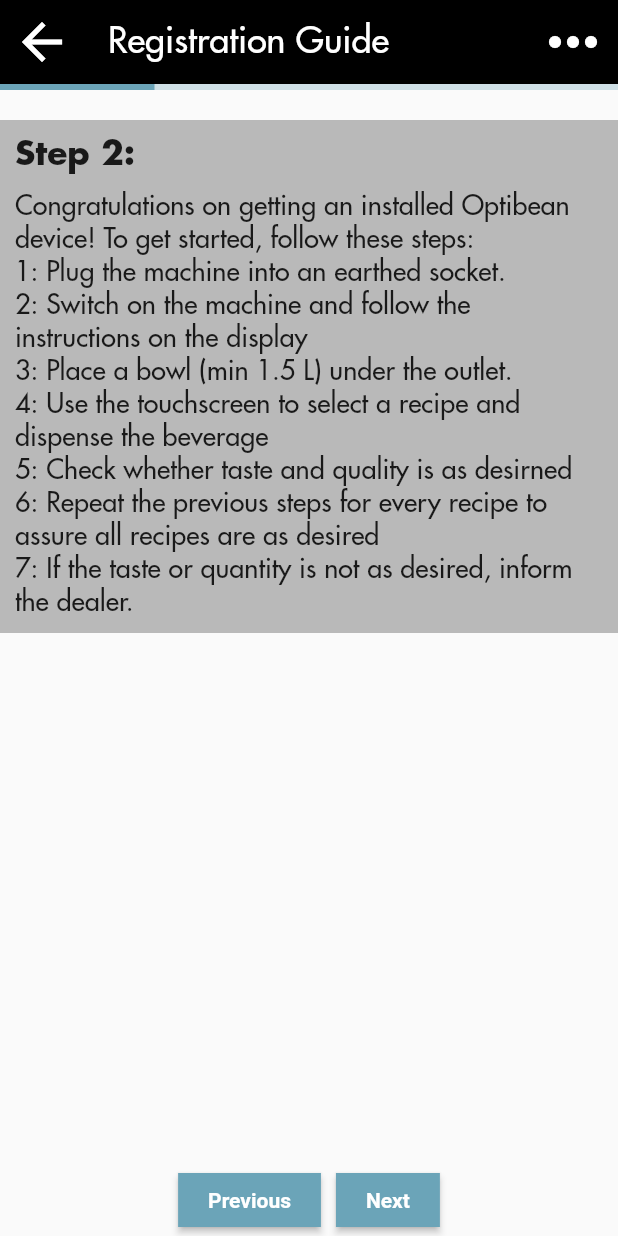
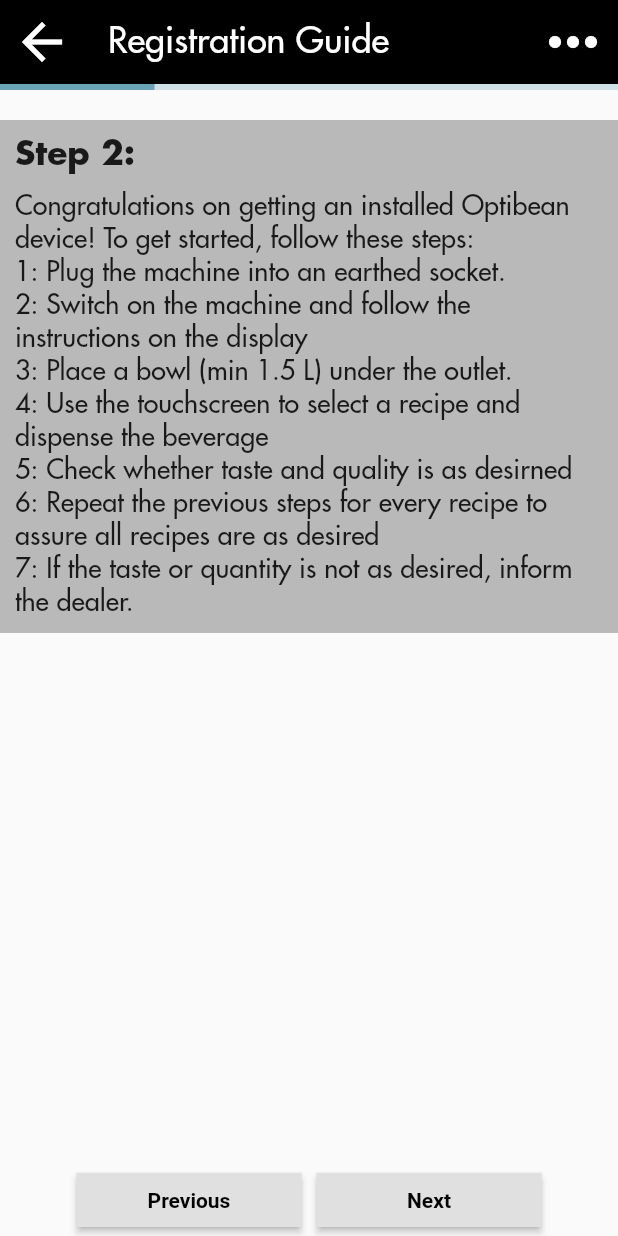
Before and after one commit to Animo-Dashboard/Animo-Coffee, a Flutter app: the DeviceRegistrationPage screen opened directly with empty values, after a tap on "Next", on a phone screen of 412 x 824 dp. Run offline on Flutter 3.47's test engine with Material 2 defaults, Android fonts, the phone set to English and light mode, and no system bars; our stand-ins replace cloud_firestore, email_validator, firebase_auth, firebase_core, firebase_database, fl_chart and 2 more; missing offline and left inert: mailer; accounts and stored records are empty.

Commit message:
Minor styling and flow adjustments

```diff
--- a/animo/lib/pages/DeviceRegistrationPage.dart
+++ b/animo/lib/pages/DeviceRegistrationPage.dart
@@ -100,9 +100,11 @@ class _DeviceRegistrationPageState extends State<DeviceRegistrationPage> {
                       }
                     : null,
                 style: ElevatedButton.styleFrom(
+                  backgroundColor: Colors.grey[300],
+                  foregroundColor: Colors.black,
                   textStyle: const TextStyle(fontWeight: FontWeight.bold),
-                  padding:
-                      const EdgeInsets.symmetric(horizontal: 20, vertical: 10),
+                  fixedSize: Size.fromWidth(150),
+                  padding: const EdgeInsets.symmetric(vertical: 10),
                 ),
                 child: const Text('Previous'),
               ),
@@ -118,9 +120,11 @@ class _DeviceRegistrationPageState extends State<DeviceRegistrationPage> {
                         Navigator.pop(context);
                       },
                 style: ElevatedButton.styleFrom(
+                  backgroundColor: Colors.grey[300],
+                  foregroundColor: Colors.black,
                   textStyle: const TextStyle(fontWeight: FontWeight.bold),
-                  padding:
-                      const EdgeInsets.symmetric(horizontal: 20, vertical: 10),
+                  fixedSize: Size.fromWidth(150),
+                  padding: const EdgeInsets.symmetric(vertical: 10),
                 ),
                 child: getNextButtonText(),
               ),
@@ -154,7 +158,7 @@ class InstallationStep extends StatelessWidget {
 
   @override
   Widget build(BuildContext context) {
-    return Container(
+    return SingleChildScrollView(
       child: Column(
         children: [
           if (imagePath != null) ...[
```
Also changed, not shown: animo/lib/main.dart (+4 -10 lines), animo/lib/pages/DeviceInstallationPage .dart (+5 -5 lines), animo/lib/pages/MaintenanceSelection_page.dart (+9 -4 lines), animo/lib/pages/admin_page.dart (+4 -6 lines), animo/lib/pages/deviceStatistics_page.dart (+10 -1 lines), animo/lib/pages/forgotPasword_page.dart (+1 -14 lines).
